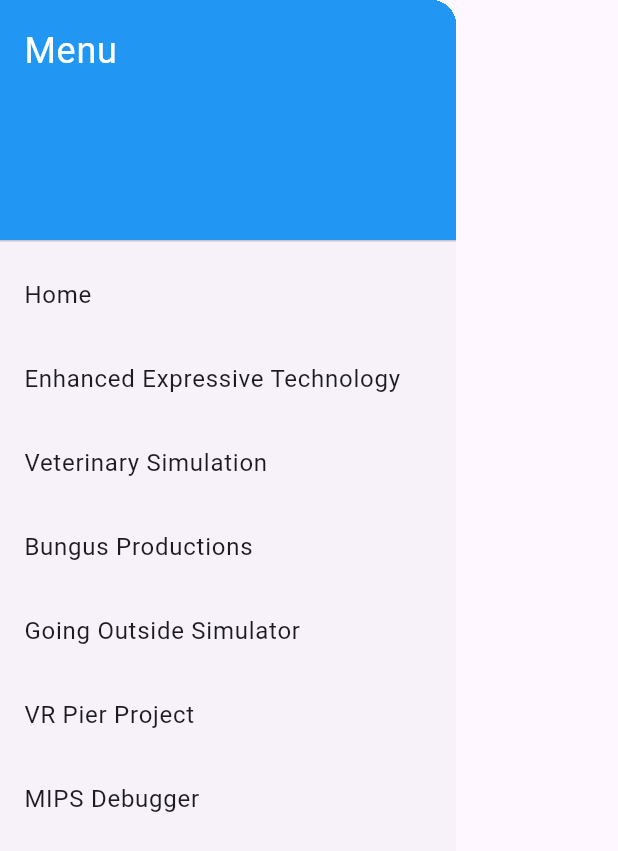
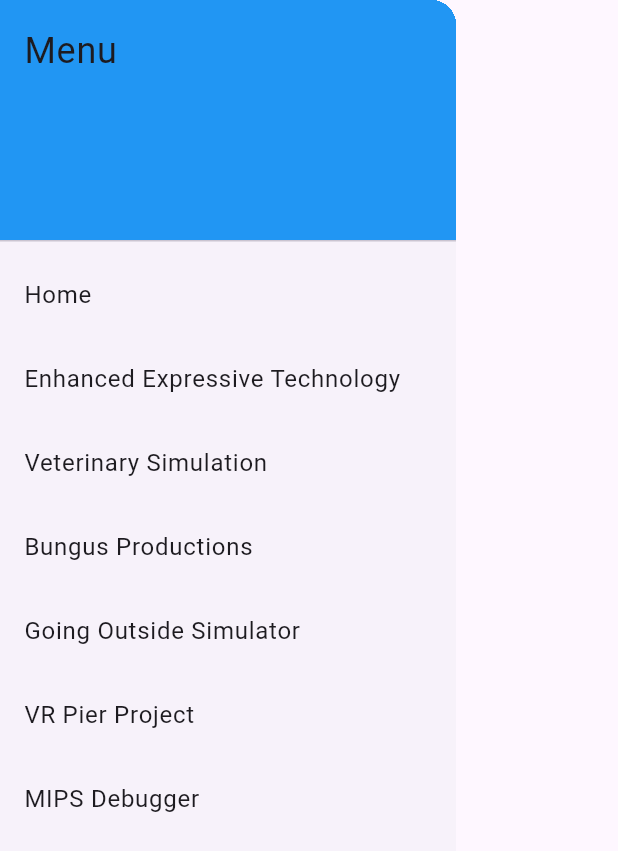
Before and after one commit to Alecs-Games/portfolio-flutter, a Flutter app: the AppDrawer widget shown alone on an empty page, opened directly, on a phone screen of 412 x 824 dp. Shown: the top 851 px of the screen. Run offline on Flutter 3.47's test engine with Material 3 defaults, Android fonts, the light colour scheme and no system bars; our stand-ins replace web; network calls fail.

```diff
--- a/lib/widgets/drawer.dart
+++ b/lib/widgets/drawer.dart
@@ -11,10 +11,7 @@ class AppDrawer extends StatelessWidget {
         children: [
           DrawerHeader(
             decoration: BoxDecoration(color: Colors.blue),
-            child: Text(
-              'Menu',
-              style: TextStyle(color: Colors.white, fontSize: 24),
-            ),
+            child: Text('Menu', style: TextStyle(fontSize: 24)),
           ),
           ListTile(
             title: Text('Home'),
```
Also changed, not shown: lib/main.dart (+8 -4 lines).
